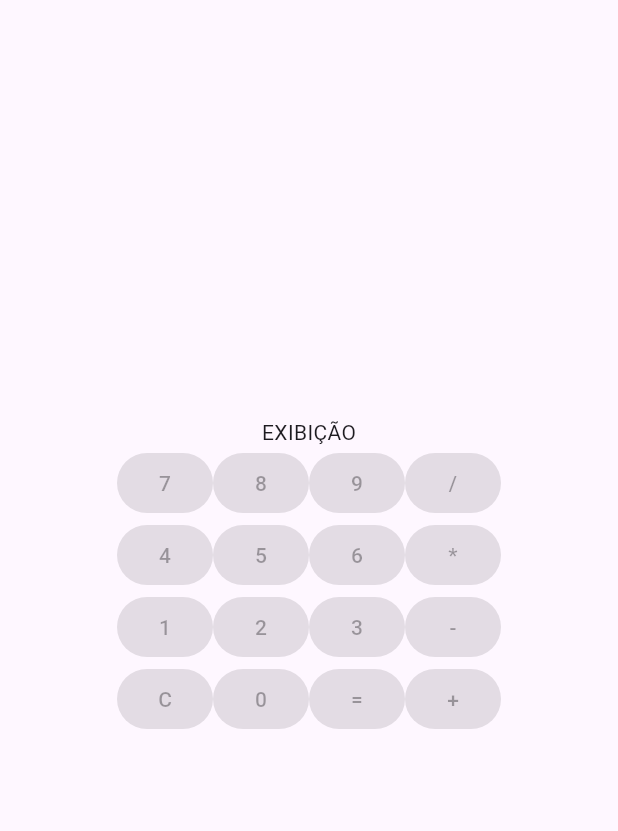
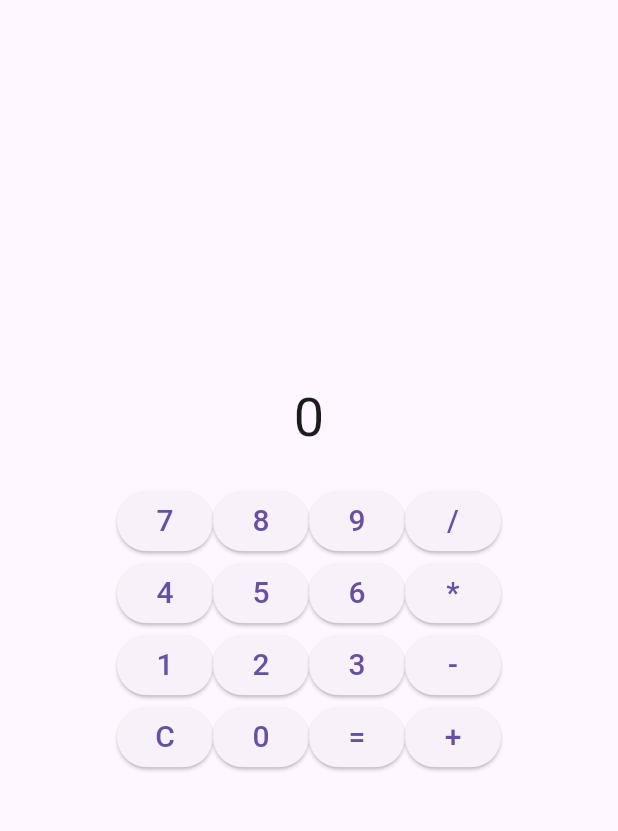
Before and after one commit to SkipOs/Calculadora, a Flutter app: the screen it shows after launch, on a phone screen of 412 x 824 dp, the part 84-915 px from its top. Run offline on Flutter 3.47's test engine with Material 3 defaults, Android fonts, the phone set to English and light mode, and no system bars.

Commit message:
Update main.dart

```diff
--- a/calculadora/lib/main.dart
+++ b/calculadora/lib/main.dart
@@ -5,13 +5,87 @@ void main() {
 }
 
 class MainApp extends StatelessWidget {
-  const MainApp({super.key});
+  const MainApp({Key? key}) : super(key: key);
 
   @override
   Widget build(BuildContext context) {
     return MaterialApp(
-      title: 'Hello World',
-      home: Scaffold(
+      title: 'Calculadora',
+      home: const Calculator(),
+    );
+  }
+}
+
+class Calculator extends StatefulWidget {
+  const Calculator({Key? key}) : super(key: key);
+
+  @override
+  _CalculatorState createState() => _CalculatorState();
+}
+
+class _CalculatorState extends State<Calculator> {
+  String _output = '0';
+  double _num1 = 0;
+  double _num2 = 0;
+  String _operand = '';
+  String _buffer = '';
+
+  void _buttonPressed(String buttonText) {
+    if (buttonText == 'C') {
+      _clear();
+    } else if (buttonText == '+' || buttonText == '-' || buttonText == '*' || buttonText == '/') {
+      _operand = buttonText;
+      _num1 = double.parse(_output);
+      _buffer = '';
+    } else if (buttonText == '=') {
+      _num2 = double.parse(_output);
+      _calculate();
+    } else {
+      setState(() {
+        if (_buffer.length < 10) {
+          _buffer += buttonText;
+          _output = double.parse(_buffer).toStringAsFixed(2);
+        }
+      });
+    }
+  }
+
+  void _calculate() {
+    double result = 0;
+    switch (_operand) {
+      case '+':
+        result = _num1 + _num2;
+        break;
+      case '-':
+        result = _num1 - _num2;
+        break;
+      case '*':
+        result = _num1 * _num2;
+        break;
+      case '/':
+        result = _num1 / _num2;
+        break;
+    }
+    setState(() {
+      _output = result.toStringAsFixed(2);
+      _operand = '';
+      _buffer = '';
+    });
+  }
+
+  void _clear() {
+    setState(() {
+      _output = '0';
+      _operand = '';
+      _buffer = '';
+      _num1 = 0;
+      _num2 = 0;
+    });
+  }
+
+  @override
+  Widget build(BuildContext context) {
+    return Scaffold(
       appBar: AppBar(
         title: const Text(
           'Calculadora',
@@ -19,53 +93,64 @@ class MainApp extends StatelessWidget {
         ),
         backgroundColor: Colors.blue,
       ),
-          body: const Column(
+      body: Column(
         mainAxisAlignment: MainAxisAlignment.center,
         children: [
-              Text('EXIBIÇÃO'),
-              //Linha 1
+          Text(
+            _output,
+            style: TextStyle(fontSize: 36),
+          ),
+          SizedBox(height: 20),
           Row(
             mainAxisAlignment: MainAxisAlignment.center,
             children: [
-                  ElevatedButton(onPressed: null, child: Text('7')),
-                  ElevatedButton(onPressed: null, child: Text('8')),
-                  ElevatedButton(onPressed: null, child: Text('9')),
-                  ElevatedButton(onPressed: null, child: Text('/'))
+              _buildButton('7'),
+              _buildButton('8'),
+              _buildButton('9'),
+              _buildButton('/'),
             ],
           ),
-
-              //Linha 2
           Row(
             mainAxisAlignment: MainAxisAlignment.center,
             children: [
-                  ElevatedButton(onPressed: null, child: Text('4')),
-                  ElevatedButton(onPressed: null, child: Text('5')),
-                  ElevatedButton(onPressed: null, child: Text('6')),
-                  ElevatedButton(onPressed: null, child: Text('*'))
+              _buildButton('4'),
+              _buildButton('5'),
+              _buildButton('6'),
+              _buildButton('*'),
             ],
           ),
-              //Linha 3
           Row(
             mainAxisAlignment: MainAxisAlignment.center,
             children: [
-                  ElevatedButton(onPressed: null, child: Text('1')),
-                  ElevatedButton(onPressed: null, child: Text('2')),
-                  ElevatedButton(onPressed: null, child: Text('3')),
-                  ElevatedButton(onPressed: null, child: Text('-'))
+              _buildButton('1'),
+              _buildButton('2'),
+              _buildButton('3'),
+              _buildButton('-'),
             ],
           ),
-              //Linha 3
           Row(
             mainAxisAlignment: MainAxisAlignment.center,
             children: [
-                  ElevatedButton(onPressed: null, child: Text('C')),
-                  ElevatedButton(onPressed: null, child: Text('0')),
-                  ElevatedButton(onPressed: null, child: Text('=')),
-                  ElevatedButton(onPressed: null, child: Text('+'))
+              _buildButton('C'),
+              _buildButton('0'),
+              _buildButton('='),
+              _buildButton('+'),
             ],
           ),
         ],
-          )),
+      ),
+    );
+  }
+
+  Widget _buildButton(String buttonText) {
+    return ElevatedButton(
+      onPressed: () {
+        _buttonPressed(buttonText);
+      },
+      child: Text(
+        buttonText,
+        style: TextStyle(fontSize: 20),
+      ),
     );
   }
 }
```
Lines whose indentation alone changed are shown as unchanged.
